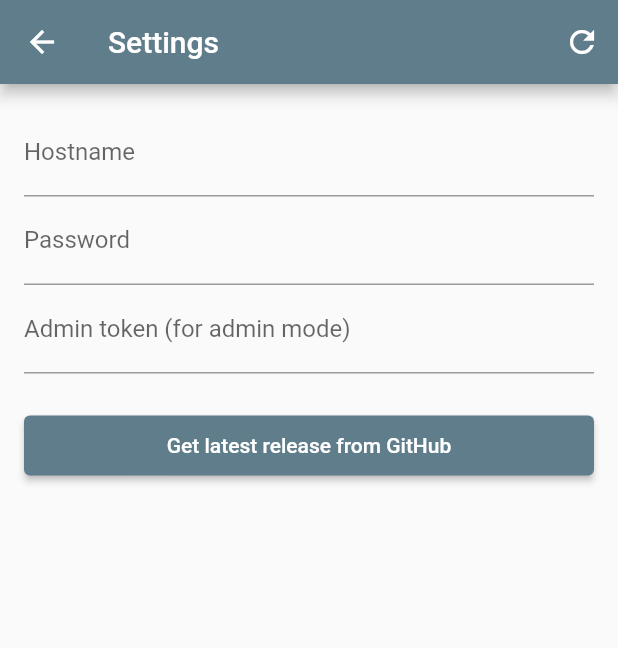
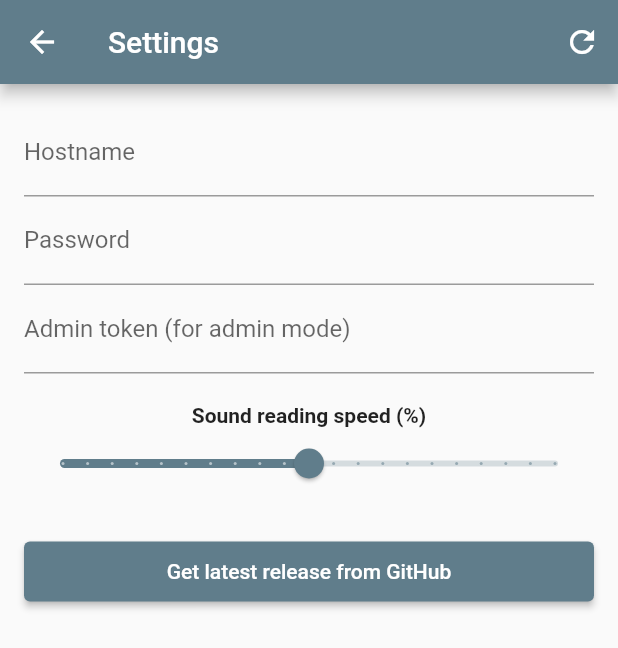
Before and after one commit to nicolaspernoud/pistou, a Flutter app: the Settings screen opened directly, on a phone screen of 412 x 824 dp. Shown: the top 648 px of the screen. Run offline on Flutter 3.47's test engine with Material 2 defaults, Android fonts, the phone set to English and light mode, and no system bars; our stand-ins replace equatable, file_picker, flutter_map, image_picker, just_audio, latlong2 and 2 more; missing offline and left inert: dart:html; accounts and stored records are empty.

Commit message:
feat: allow changing sound speed

```diff
--- a/frontend/lib/components/home.dart
+++ b/frontend/lib/components/home.dart
@@ -73,6 +73,7 @@ class _MyHomePageState extends State<MyHomePage> {
         await audioPlayer.setUrl(url);
         setState(() {
           _hasSound = true;
+          audioPlayer.setSpeed(App().prefs.soundSpeed / 100.0);
           audioPlayer.play();
         });
       } catch (e) {
@@ -213,7 +214,7 @@ class _MyHomePageState extends State<MyHomePage> {
                                     play();
                                   },
                                   icon: audioPlayer.playing
-                                      ? const Icon(Icons.stop)
+                                      ? const Icon(Icons.pause)
                                       : const Icon(Icons.play_arrow)),
                             if (!snapshot.data!.isEnd) ...[
                               Center(
@@ -294,6 +295,7 @@ class _MyHomePageState extends State<MyHomePage> {
       if (audioPlayer.playing) {
         audioPlayer.stop();
       } else {
+        audioPlayer.setSpeed(App().prefs.soundSpeed / 100.0);
         audioPlayer.play();
       }
     });
--- a/frontend/lib/components/new_step.dart
+++ b/frontend/lib/components/new_step.dart
@@ -525,7 +525,7 @@ class _NewEditStepState extends State<NewEditStep>
                                           });
                                         },
                                         icon: audioPlayer.playing
-                                            ? const Icon(Icons.stop)
+                                            ? const Icon(Icons.pause)
                                             : const Icon(Icons.play_arrow)),
                                   IconButton(
                                       onPressed: () {
--- a/frontend/lib/components/settings.dart
+++ b/frontend/lib/components/settings.dart
@@ -23,7 +23,8 @@ class Settings extends StatefulWidget {
 class _SettingsState extends State<Settings> {
   String _logContent = "";
   bool _logEnabled = App().prefs.logEnabled;
-  var redrawObject = Object();
+  var redrawUsers = Object();
+  var redrawSteps = Object();
   static const _url =
       'https://github.com/nicolaspernoud/pistou/releases/latest';
   @override
@@ -58,6 +59,27 @@ class _SettingsState extends State<Settings> {
           child: ListView(
             children: [
               SettingsField(onboarding: false, onChange: () => setState(() {})),
+              Center(
+                child: Padding(
+                  padding: const EdgeInsets.only(top: 20),
+                  child: Text(
+                    tr(context, "sound_speed"),
+                    style: const TextStyle(fontWeight: FontWeight.bold),
+                  ),
+                ),
+              ),
+              Slider(
+                value: App().prefs.soundSpeed,
+                max: 200,
+                min: 0,
+                divisions: 20,
+                label: App().prefs.soundSpeed.round().toString(),
+                onChanged: (double value) {
+                  setState(() {
+                    App().prefs.soundSpeed = value;
+                  });
+                },
+              ),
               Padding(
                 padding: const EdgeInsets.symmetric(vertical: 24),
                 child: ElevatedButton(
@@ -83,7 +105,7 @@ class _SettingsState extends State<Settings> {
                   ),
                 ),
                 FutureBuilder<List<User>>(
-                  key: ValueKey<Object>(redrawObject),
+                  key: ValueKey<Object>(redrawUsers),
                   future: widget.usersCrud.read(),
                   builder: (context, snapshot) {
                     if (snapshot.hasData) {
@@ -141,7 +163,7 @@ class _SettingsState extends State<Settings> {
                   ),
                 ),
                 FutureBuilder<List<Step>>(
-                  key: ValueKey<Object>(redrawObject),
+                  key: ValueKey<Object>(redrawSteps),
                   future: widget.stepsCrud.read(),
                   builder: (context, snapshot) {
                     if (snapshot.hasData) {
@@ -207,10 +229,11 @@ class _SettingsState extends State<Settings> {
                     Checkbox(
                       onChanged: (bool? value) {
                         if (value != null) {
-                          _logEnabled = value;
                           App().prefs.logEnabled = value;
+                          setState(() {
+                            _logEnabled = value;
+                          });
                         }
-                        setState(() {});
                       },
                       value: _logEnabled,
                     ),
@@ -248,7 +271,7 @@ class _SettingsState extends State<Settings> {
       return NewEditUser(crud: APICrud<User>(), user: u);
     }));
     setState(() {
-      redrawObject = Object();
+      redrawUsers = Object();
     });
   }
 
@@ -258,7 +281,7 @@ class _SettingsState extends State<Settings> {
       return NewEditStep(crud: APICrud<Step>(), step: s);
     }));
     setState(() {
-      redrawObject = Object();
+      redrawSteps = Object();
     });
   }
 }
--- a/frontend/lib/i18n.dart
+++ b/frontend/lib/i18n.dart
@@ -43,6 +43,7 @@ class MyLocalizations {
       "question": "Question",
       "rank": "Rank",
       "settings": "Settings",
+      "sound_speed": "Sound reading speed (%)",
       "sound": "Sound",
       "starting_game": "Starting game!",
       "step_created": "Step created",
@@ -85,6 +86,7 @@ class MyLocalizations {
       "question": "Question",
       "rank": "Rang de l'étape",
       "settings": "Paramètres",
+      "sound_speed": "Vitesse de lecture du son (%)",
       "sound": "Son",
       "starting_game": "Démarrage du jeu !",
       "step_created": "Étape créée",
--- a/frontend/lib/models/preferences.dart
+++ b/frontend/lib/models/preferences.dart
@@ -55,6 +55,15 @@ class Preferences with LocalFilePersister {
 
   String get userPassword => _userPassword;
 
+  int _soundSpeed = 100;
+
+  set soundSpeed(double v) {
+    _soundSpeed = v.round();
+    write();
+  }
+
+  double get soundSpeed => _soundSpeed.toDouble();
+
   bool _logEnabled = false;
 
   set logEnabled(bool v) {
@@ -88,6 +97,7 @@ class Preferences with LocalFilePersister {
     _userId = settingsMap['userId'];
     _userName = settingsMap['userName'];
     _userPassword = settingsMap['userPassword'];
+    _soundSpeed = settingsMap['soundSpeed'];
     _logEnabled = settingsMap['logEnabled'];
     _log = List<String>.from(settingsMap['log']);
   }
@@ -100,6 +110,7 @@ class Preferences with LocalFilePersister {
       'userId': _userId,
       'userName': _userName,
       'userPassword': _userPassword,
+      'soundSpeed': _soundSpeed,
       'logEnabled': _logEnabled,
       'log': _log
     };
```
